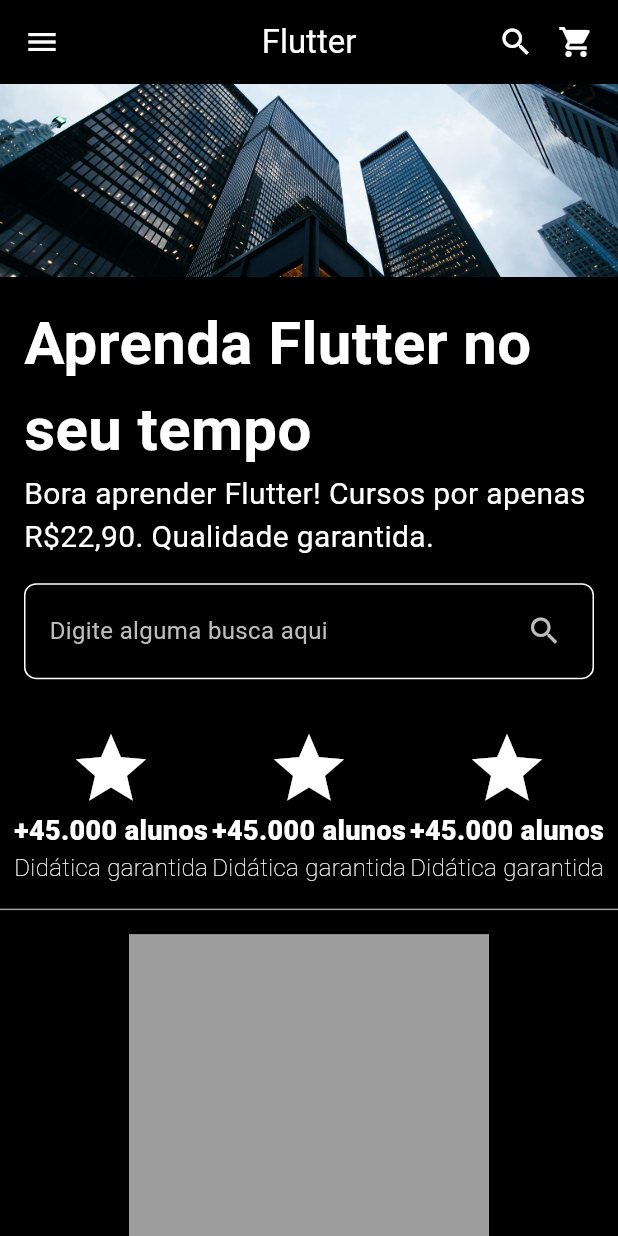
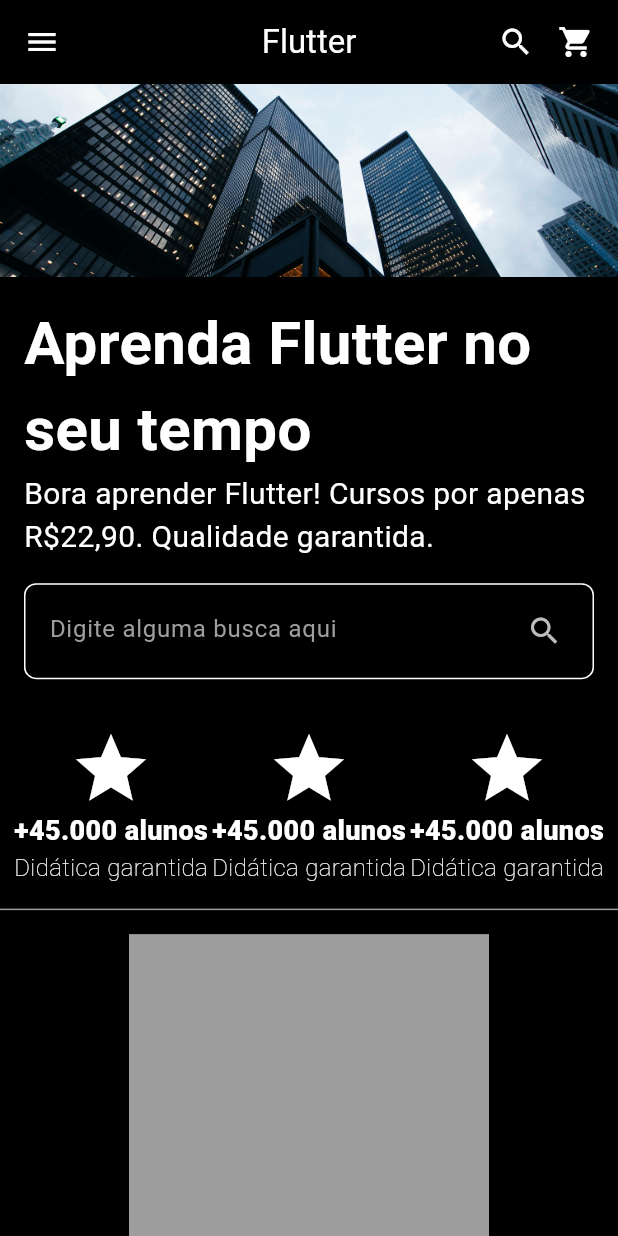
Before and after one commit to andre-rabreu/flutter_responsivo, a Flutter app: the screen it shows after launch, on a phone screen of 412 x 824 dp. Run offline on Flutter 3.47's test engine with Material 3 defaults, Android fonts, the phone set to English and light mode, and no system bars.

Commit message:
Ajuste dos TextFields

```diff
--- /dev/null
+++ b/lib/widgets/header_widget.dart
@@ -0,0 +1,70 @@
+import 'package:flutter/material.dart';
+
+class HeaderWidget extends StatelessWidget {
+  const HeaderWidget({super.key});
+
+  @override
+  Widget build(BuildContext context) {
+    return Column(
+      crossAxisAlignment: CrossAxisAlignment.start,
+      children: [
+        const Text(
+          "Aprenda Flutter no seu tempo",
+          style: TextStyle(
+            fontSize: 40,
+            fontWeight: FontWeight.bold,
+            color: Colors.white,
+          ),
+        ),
+        const Text(
+          "Bora aprender Flutter! Cursos por apenas R\$22,90. Qualidade garantida.",
+          style: TextStyle(
+            fontSize: 20,
+            fontWeight: FontWeight.normal,
+            color: Colors.white,
+          ),
+        ),
+        const SizedBox(height: 16),
+        Container(
+          decoration: BoxDecoration(
+            border: Border.all(color: Colors.white),
+            borderRadius: BorderRadius.circular(8),
+          ),
+          height: 64,
+          child: Padding(
+            padding: const EdgeInsets.all(8.0),
+            child: Row(children: [
+              const Expanded(
+                child: Padding(
+                  padding: EdgeInsets.all(8.0),
+                  child:
+                  TextField(
+                    decoration: InputDecoration(
+                      border: InputBorder.none,
+                      hintText: "Digite alguma busca aqui",
+                      hintStyle: TextStyle(
+                        fontSize: 16,
+                        fontWeight: FontWeight.normal,
+                        color: Colors.grey,
+                      ),
+                    ),
+                    style: TextStyle(
+                      fontSize: 16,
+                      fontWeight: FontWeight.normal,
+                      color: Colors.white
+                    )
+                  )
+                ),
+              ),
+              IconButton(
+                icon: const Icon(Icons.search),
+                onPressed: () {},
+                color: Colors.grey[400],
+              ),
+            ]),
+          ),
+        ),
+      ]
+    );
+  }
+}
--- a/lib/widgets/top_section/top_section_mobile.dart
+++ b/lib/widgets/top_section/top_section_mobile.dart
@@ -1,5 +1,6 @@
 import 'package:flutter/material.dart';
 import 'package:flutter_responsivo/breakpoints.dart';
+import 'package:flutter_responsivo/widgets/header_widget.dart';
 
 class TopSectionMobile extends StatelessWidget {
   const TopSectionMobile({super.key});
@@ -16,63 +17,10 @@
             fit: BoxFit.cover,
           ),
         ),
-        Padding(
-          padding: const EdgeInsets.all(16.0),
-          child: Column(
-            crossAxisAlignment: CrossAxisAlignment.start,
-            children: [
-              const Text(
-                "Aprenda Flutter no seu tempo",
-                style: TextStyle(
-                  fontSize: 40,
-                  fontWeight: FontWeight.bold,
-                  color: Colors.white,
-                ),
-              ),
-              const Text(
-                "Bora aprender Flutter! Cursos por apenas R\$22,90. Qualidade garantida.",
-                style: TextStyle(
-                  fontSize: 20,
-                  fontWeight: FontWeight.normal,
-                  color: Colors.white,
-                ),
-              ),
-              const SizedBox(height: 16),
-              Container(
-                decoration: BoxDecoration(
-                  border: Border.all(color: Colors.white),
-                  borderRadius: BorderRadius.circular(8),
-                ),
-                height: 64,
-                child: Padding(
-                  padding: const EdgeInsets.all(8.0),
-                  child: Row(
-                    children: [
-                      Expanded(
-                        child: Padding(
-                          padding: const EdgeInsets.all(8.0),
-                          child: Text(
-                          "Digite alguma busca aqui",
-                          style: TextStyle(
-                            fontSize: 16,
-                            fontWeight: FontWeight.normal,
-                            color: Colors.grey[400],
-                          ),
-                                            ),
-                        ),
-                      ),
-                      IconButton(
-                        icon: const Icon(Icons.search),
-                        onPressed: () {},
-                        color: Colors.grey[400],
-                      ),
-                    ]
-                  ),
-                ),
-              ),
-            ]
-          ),
-        ),
+        const Padding(
+          padding: EdgeInsets.all(16.0),
+          child: HeaderWidget(),
+        )
       ]
     );
   }
```
Also changed, not shown: lib/widgets/app_bar/app_bar_web.dart (+14 -5 lines), lib/widgets/top_section/top_section_web.dart (+25 -3 lines).
